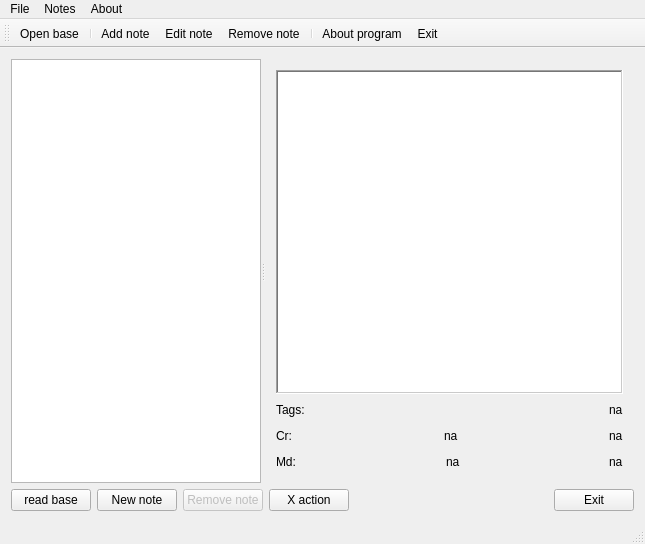
This is notes2.ui in fatinbrain/notes2 as Qt 5 draws it before an edit. The edited form follows.
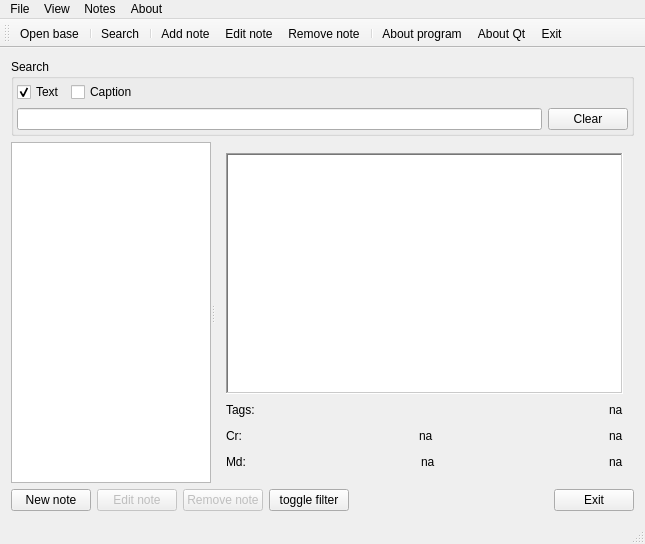
This is the edited form. Icons and pictures are not drawn.

Commit message: w2d1  baseSearch done\n\thashed records

```diff
--- a/notes2.ui
+++ b/notes2.ui
@@ -14,9 +14,85 @@
    <string>Notes2</string>
   </property>
   <widget class="QWidget" name="centralWidget">
-   <layout class="QGridLayout" name="gridLayout">
-    <item row="0" column="0">
-     <layout class="QVBoxLayout" name="verticalLayout_2">
+   <layout class="QGridLayout" name="gridLayout_3">
+    <item row="1" column="0">
+     <layout class="QVBoxLayout" name="verticalLayout_3">
+      <item>
+       <widget class="QGroupBox" name="gbSearch">
+        <property name="title">
+         <string>Search</string>
+        </property>
+        <layout class="QGridLayout" name="gridLayout_2">
+         <property name="leftMargin">
+          <number>3</number>
+         </property>
+         <property name="topMargin">
+          <number>3</number>
+         </property>
+         <property name="rightMargin">
+          <number>3</number>
+         </property>
+         <property name="bottomMargin">
+          <number>3</number>
+         </property>
+         <property name="spacing">
+          <number>3</number>
+         </property>
+         <item row="0" column="0">
+          <layout class="QVBoxLayout" name="verticalLayout_2">
+           <item>
+            <layout class="QHBoxLayout" name="horizontalLayout_5">
+             <item>
+              <widget class="QCheckBox" name="chbText">
+               <property name="text">
+                <string>Text</string>
+               </property>
+               <property name="checked">
+                <bool>true</bool>
+               </property>
+              </widget>
+             </item>
+             <item>
+              <widget class="QCheckBox" name="chbCaption">
+               <property name="text">
+                <string>Caption</string>
+               </property>
+              </widget>
+             </item>
+             <item>
+              <spacer name="horizontalSpacer_7">
+               <property name="orientation">
+                <enum>Qt::Horizontal</enum>
+               </property>
+               <property name="sizeHint" stdset="0">
+                <size>
+                 <width>40</width>
+                 <height>20</height>
+                </size>
+               </property>
+              </spacer>
+             </item>
+            </layout>
+           </item>
+           <item>
+            <layout class="QHBoxLayout" name="horizontalLayout_6">
+             <item>
+              <widget class="QLineEdit" name="leSearch"/>
+             </item>
+             <item>
+              <widget class="QPushButton" name="pbSearchClear">
+               <property name="text">
+                <string>Clear</string>
+               </property>
+              </widget>
+             </item>
+            </layout>
+           </item>
+          </layout>
+         </item>
+        </layout>
+       </widget>
+      </item>
       <item>
        <widget class="QSplitter" name="splitter">
         <property name="sizePolicy">
@@ -37,7 +113,7 @@
          </property>
          <property name="maximumSize">
           <size>
-           <width>250</width>
+           <width>200</width>
            <height>16777215</height>
           </size>
          </property>
@@ -208,13 +284,6 @@
       </item>
       <item>
        <layout class="QHBoxLayout" name="horizontalLayout_2">
-        <item>
-         <widget class="QPushButton" name="pbReadBase">
-          <property name="text">
-           <string>read base</string>
-          </property>
-         </widget>
-        </item>
         <item>
          <widget class="QPushButton" name="pbNewNote">
           <property name="text">
@@ -226,6 +295,20 @@
           </property>
          </widget>
         </item>
+        <item>
+         <widget class="QPushButton" name="pbXAction">
+          <property name="enabled">
+           <bool>false</bool>
+          </property>
+          <property name="text">
+           <string>Edit note</string>
+          </property>
+          <property name="icon">
+           <iconset resource="notes2.qrc">
+            <normaloff>:/img/img/Modify.png</normaloff>:/img/img/Modify.png</iconset>
+          </property>
+         </widget>
+        </item>
         <item>
          <widget class="QPushButton" name="pbRemoveNote">
           <property name="enabled">
@@ -243,7 +326,11 @@
         <item>
          <widget class="QPushButton" name="pb">
           <property name="text">
-           <string>X action</string>
+           <string>toggle filter</string>
+          </property>
+          <property name="icon">
+           <iconset>
+            <normaloff>img/Filter.png</normaloff>img/Filter.png</iconset>
           </property>
          </widget>
         </item>
@@ -309,7 +396,14 @@
     <addaction name="actionAbout_program"/>
     <addaction name="actionAbout_Qt"/>
    </widget>
+   <widget class="QMenu" name="menuView">
+    <property name="title">
+     <string>View</string>
+    </property>
+    <addaction name="actionSearch"/>
+   </widget>
    <addaction name="menuFile"/>
+   <addaction name="menuView"/>
    <addaction name="menuNotes"/>
    <addaction name="menuAbout"/>
   </widget>
@@ -322,11 +416,14 @@
    </attribute>
    <addaction name="actionOpen_base"/>
    <addaction name="separator"/>
+   <addaction name="actionSearch"/>
+   <addaction name="separator"/>
    <addaction name="actionAdd_note"/>
    <addaction name="actionEdit_note"/>
    <addaction name="actionRemove_note"/>
    <addaction name="separator"/>
    <addaction name="actionAbout_program"/>
+   <addaction name="actionAbout_Qt"/>
    <addaction name="actionExit"/>
   </widget>
   <widget class="QStatusBar" name="statusBar"/>
@@ -414,6 +511,23 @@
     <string>Edit current note</string>
    </property>
   </action>
+  <action name="actionSearch">
+   <property name="checkable">
+    <bool>true</bool>
+   </property>
+   <property name="icon">
+    <iconset>
+     <normaloff>img/Filter.png</normaloff>
+     <disabledoff>:/img/img/Filter.png</disabledoff>
+     <disabledon>:/img/img/Filter.png</disabledon>img/Filter.png</iconset>
+   </property>
+   <property name="text">
+    <string>Search</string>
+   </property>
+   <property name="toolTip">
+    <string>Seach text in notes</string>
+   </property>
+  </action>
  </widget>
  <layoutdefault spacing="6" margin="11"/>
  <resources>
```
Left out of the diff: 8 changed lines with no effect on the pictures. The commit also changes 9 other files.
